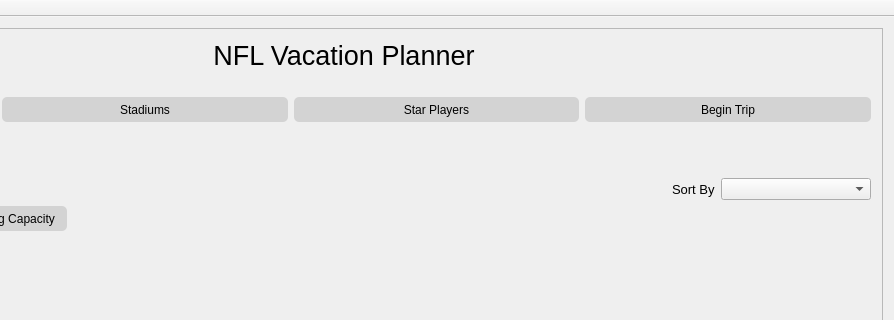
This is mainwindow.ui in Cyriously1/NFLTour as Qt 5 draws it before an edit; both pictures show x 313 to 1207 and y 0 to 320 of the 1207 by 749 pixel window. The edited form follows.
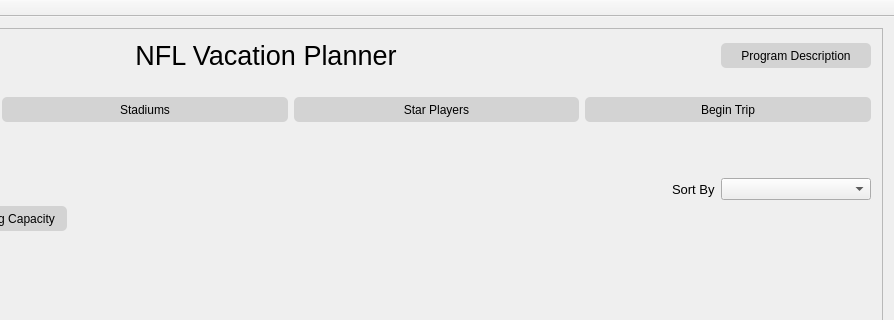
This is the edited form. Icons and pictures are not drawn.

What changed in the file:
```diff
--- a/mainwindow.ui
+++ b/mainwindow.ui
@@ -94,8 +94,8 @@
         <rect>
          <x>0</x>
          <y>0</y>
-         <width>1183</width>
-         <height>2030</height>
+         <width>1187</width>
+         <height>2009</height>
         </rect>
        </property>
        <property name="styleSheet">
@@ -166,6 +166,19 @@
               </property>
              </spacer>
             </item>
+            <item>
+             <widget class="QPushButton" name="button_userDescription">
+              <property name="minimumSize">
+               <size>
+                <width>150</width>
+                <height>0</height>
+               </size>
+              </property>
+              <property name="text">
+               <string>Program Description</string>
+              </property>
+             </widget>
+            </item>
            </layout>
           </item>
           <item>
```
Left out of the diff: 2 changed lines with no effect on the pictures.
